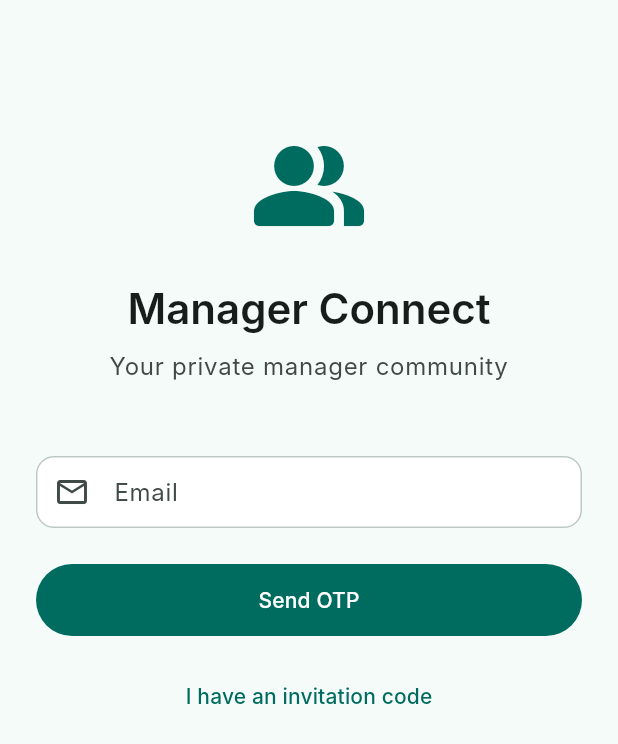
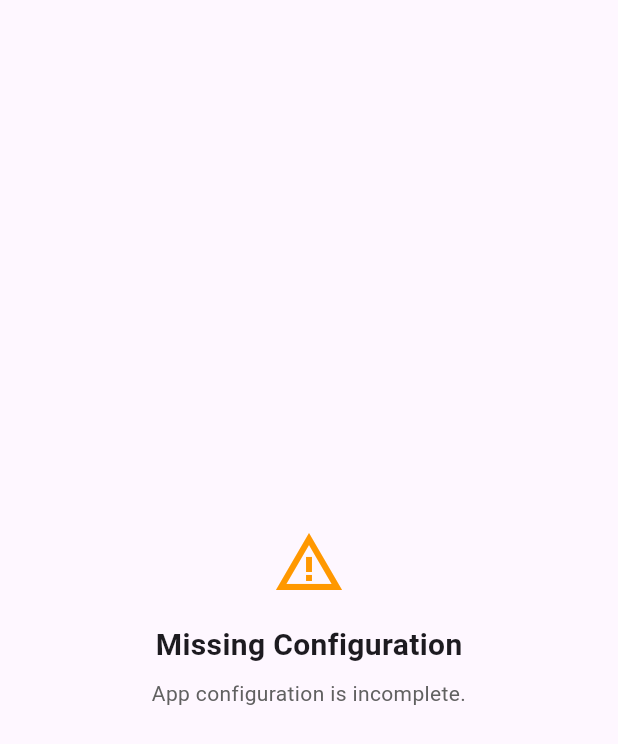
Before and after one commit to yogeshn07/Manager-Connect, a Flutter app: the screen it shows after launch, on a phone screen of 412 x 824 dp. Shown: the top 744 px of the screen. Run offline on Flutter 3.47's test engine with Material 3 defaults, Android fonts, the phone set to English and light mode, and no system bars; our stand-ins replace firebase_core, firebase_messaging, flutter_riverpod, go_router, riverpod_annotation, supabase_flutter; accounts and stored records are empty; generated files the repository leaves out were written again; Roboto replaces fonts that are missing (Inter).

Commit message:
Fix white screen: Firebase try-catch + env graceful fallback
Firebase.initializeApp() crashed on web without config, killing main()
before runApp(). Wrapped in try-catch. Replaced env assertion with
graceful MissingEnvApp fallback. NotificationService also try-caught.
App now starts correctly on web with zero Dart exceptions.

Co-Authored-By: Claude Sonnet 4.6 <noreply@anthropic.com>

```diff
--- a/frontend/lib/main.dart
+++ b/frontend/lib/main.dart
@@ -1,5 +1,8 @@
+import 'dart:developer';
+
 import 'package:firebase_core/firebase_core.dart';
 import 'package:firebase_messaging/firebase_messaging.dart';
+import 'package:flutter/foundation.dart';
 import 'package:flutter/material.dart';
 import 'package:flutter_riverpod/flutter_riverpod.dart';
 import 'package:supabase_flutter/supabase_flutter.dart';
@@ -10,18 +13,28 @@ import 'package:manager_connect/shared/services/notification_service.dart';
 void main() async {
   WidgetsFlutterBinding.ensureInitialized();
 
-  await Firebase.initializeApp();
+  try {
+    await Firebase.initializeApp();
+    FirebaseMessaging.onBackgroundMessage(firebaseMessagingBackgroundHandler);
+  } catch (e) {
+    log('Firebase init skipped: $e');
+  }
 
-  FirebaseMessaging.onBackgroundMessage(firebaseMessagingBackgroundHandler);
-
-  assert(Env.isConfigured, 'SUPABASE_URL and SUPABASE_ANON_KEY must be set');
+  if (!Env.isConfigured) {
+    runApp(const _MissingEnvApp());
+    return;
+  }
 
   await Supabase.initialize(
     url: Env.supabaseUrl,
     publishableKey: Env.supabaseAnonKey,
   );
 
-  await NotificationService.initialize();
+  try {
+    await NotificationService.initialize();
+  } catch (e) {
+    log('Notification init skipped: $e');
+  }
 
   ErrorWidget.builder = (FlutterErrorDetails details) {
     return MaterialApp(
@@ -45,3 +58,39 @@ void main() async {
 
   runApp(const ProviderScope(child: App()));
 }
+
+class _MissingEnvApp extends StatelessWidget {
+  const _MissingEnvApp();
+
+  @override
+  Widget build(BuildContext context) {
+    return MaterialApp(
+      home: Scaffold(
+        body: Center(
+          child: Padding(
+            padding: const EdgeInsets.all(24),
+            child: Column(
+              mainAxisSize: MainAxisSize.min,
+              children: [
+                const Icon(Icons.warning_amber, size: 48, color: Colors.orange),
+                const SizedBox(height: 16),
+                const Text(
+                  'Missing Configuration',
+                  style: TextStyle(fontSize: 20, fontWeight: FontWeight.bold),
+                ),
+                const SizedBox(height: 8),
+                Text(
+                  kDebugMode
+                      ? 'Add --dart-define=SUPABASE_URL=... and --dart-define=SUPABASE_ANON_KEY=...'
+                      : 'App configuration is incomplete.',
+                  textAlign: TextAlign.center,
+                  style: TextStyle(color: Colors.grey[700]),
+                ),
+              ],
+            ),
+          ),
+        ),
+      ),
+    );
+  }
+}
```
Also changed, not shown: 2 other files.
